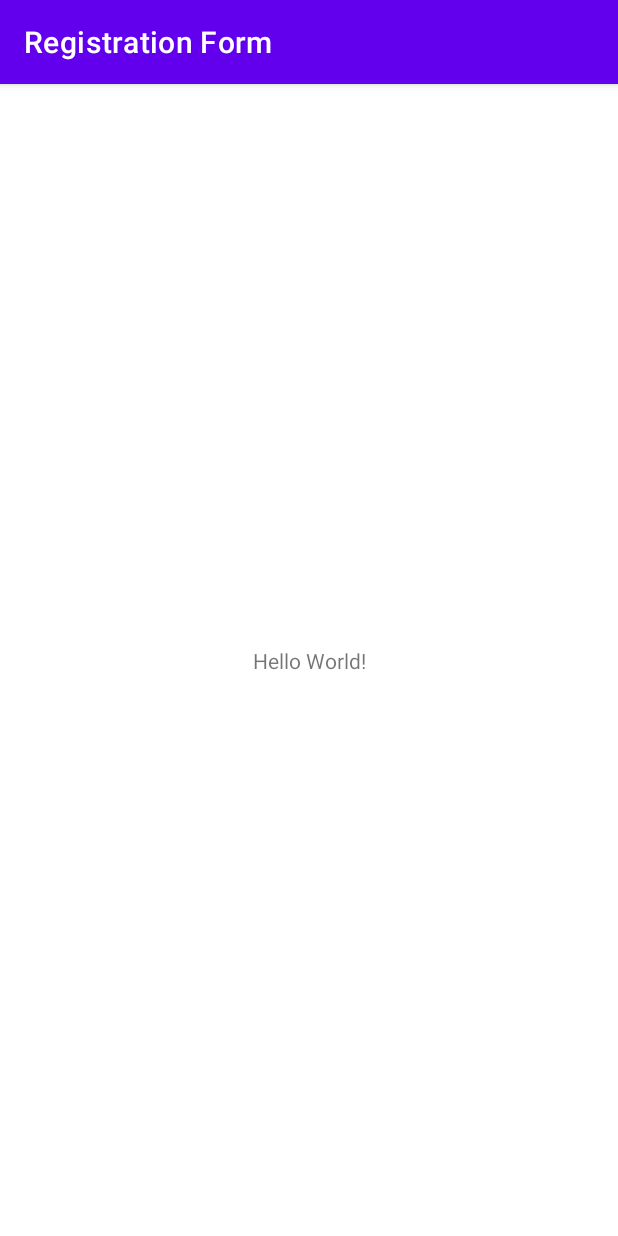
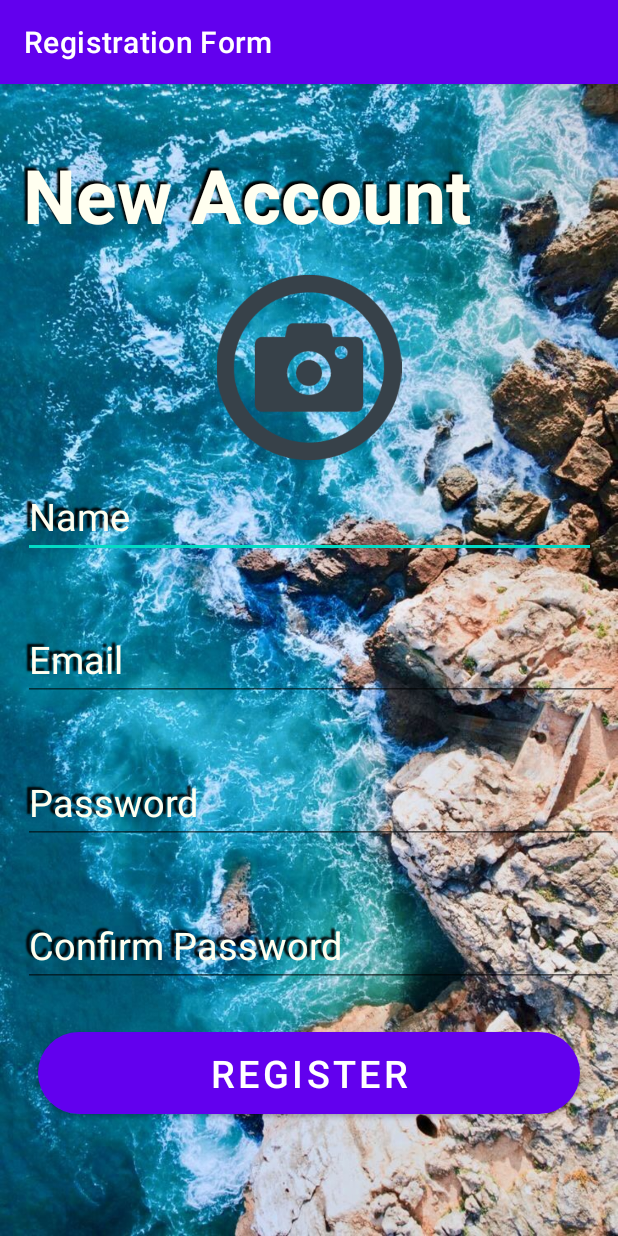
Before and after one commit to Aruzhan-02/Lesson-1, an Android app: the screen it shows after launch (MainActivity), on a phone screen of 412 x 824 dp. Run offline under Robolectric (Android 15) with nearby library versions, the phone set to English and light mode, and no system bars.

Commit message:
first commit

```diff
--- /dev/null
+++ b/app/src/main/res/drawable/rounded_corners.xml
@@ -0,0 +1,6 @@
+<?xml version="1.0" encoding="utf-8"?>
+<shape xmlns:android="http://schemas.android.com/apk/res/android"
+    android:shape="rectangle">
+    <corners android:radius="50dp" />
+    <solid android:color="#fff0"/>
+</shape>
--- a/app/src/main/res/layout/activity_main.xml
+++ b/app/src/main/res/layout/activity_main.xml
@@ -1,18 +1,127 @@
 <?xml version="1.0" encoding="utf-8"?>
-<androidx.constraintlayout.widget.ConstraintLayout xmlns:android="http://schemas.android.com/apk/res/android"
+<LinearLayout
+    xmlns:android="http://schemas.android.com/apk/res/android"
     xmlns:app="http://schemas.android.com/apk/res-auto"
     xmlns:tools="http://schemas.android.com/tools"
     android:layout_width="match_parent"
+    android:orientation="vertical"
     android:layout_height="match_parent"
-    tools:context=".MainActivity">
+    tools:context=".MainActivity"
+    android:background="@drawable/bc6b326da24e5f73d0a157f4b3ecd9e9"
+    >
 
     <TextView
         android:layout_width="wrap_content"
         android:layout_height="wrap_content"
-        android:text="Hello World!"
-        app:layout_constraintBottom_toBottomOf="parent"
-        app:layout_constraintLeft_toLeftOf="parent"
-        app:layout_constraintRight_toRightOf="parent"
-        app:layout_constraintTop_toTopOf="parent" />
+        android:layout_gravity="left"
+        android:text="New Account"
+        android:textSize="50dp"
+        android:layout_marginTop="40dp"
+        android:layout_marginLeft="15dp"
+        android:textColor="#fffff0"
+        android:textStyle="bold"
+      android:shadowColor="@color/black"
+        android:shadowDx="-3"
+        android:shadowDy="-3"
+        android:shadowRadius="1"
 
-</androidx.constraintlayout.widget.ConstraintLayout>
+       />
+
+    <ImageView
+        android:id="@+id/imageView2"
+        android:layout_width="match_parent"
+        android:layout_height="123dp"
+        android:layout_marginTop="20dp"
+
+
+        app:srcCompat="@drawable/icon_004160_256" />
+
+    <EditText
+        android:id="@+id/et_name"
+        android:layout_width="382dp"
+        android:layout_height="wrap_content"
+        android:layout_marginLeft="15dp"
+        android:layout_marginTop="10dp"
+
+        android:ems="10"
+        android:hint="Name"
+        android:inputType="textPersonName"
+        android:shadowColor="@color/black"
+        android:shadowDx="-5"
+        android:shadowDy="-3"
+        android:shadowRadius="1"
+        android:textColorHint="#fffff0"
+        android:textSize="25dp"
+
+        />
+
+    <EditText
+        android:id="@+id/et_email"
+        android:layout_width="match_parent"
+        android:layout_height="wrap_content"
+        android:ems="10"
+        android:hint="Email"
+        android:inputType="textPersonName"
+        android:textColorHint="#fffff0"
+        android:layout_marginLeft="15dp"
+        android:layout_marginTop="40dp"
+        android:textSize="25dp"
+        android:shadowColor="@color/black"
+        android:shadowDx="-5"
+        android:shadowDy="-3"
+        android:shadowRadius="1"
+
+        />
+
+    <EditText
+        android:id="@+id/et_password"
+        android:layout_width="match_parent"
+        android:layout_height="wrap_content"
+        android:ems="10"
+        android:hint="Password"
+        android:inputType="textPersonName"
+        android:textColorHint="#fffff0"
+        android:layout_marginLeft="15dp"
+        android:layout_marginTop="40dp"
+        android:textSize="25dp"
+        android:shadowColor="@color/black"
+        android:shadowDx="-5"
+        android:shadowDy="-3"
+        android:shadowRadius="1"
+
+        />
+
+    <EditText
+        android:id="@+id/et_confirmpassword"
+        android:layout_width="match_parent"
+        android:layout_height="wrap_content"
+        android:ems="10"
+        android:hint="Confirm Password"
+        android:inputType="textPersonName"
+        android:textColorHint="#fffff0"
+        android:layout_marginLeft="15dp"
+        android:layout_marginTop="40dp"
+        android:textSize="25dp"
+        android:shadowColor="@color/black"
+        android:shadowDx="-5"
+        android:shadowDy="-3"
+        android:shadowRadius="1"
+
+        />
+
+    <Button
+
+        android:layout_width="match_parent"
+        android:layout_height="wrap_content"
+        android:text="Register"
+        android:layout_marginTop="30dp"
+        android:layout_marginLeft="25dp"
+        android:layout_marginRight="25dp"
+        android:textSize="25dp"
+        android:background="@drawable/rounded_corners"
+        android:backgroundTint="#CF995F"
+
+        />
+
+
+</LinearLayout>
```
Also changed, not shown: app/src/main/res/drawable/bc6b326da24e5f73d0a157f4b3ecd9e9.jpg (added), app/src/main/res/drawable/icon_004160_256.png (added).
